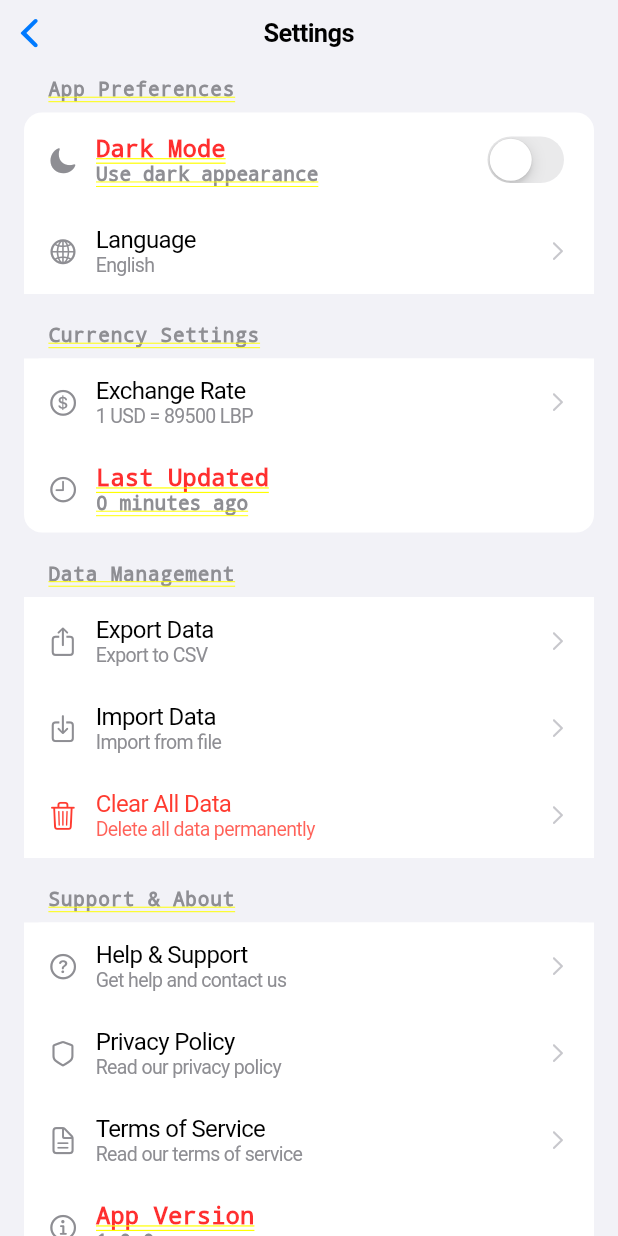
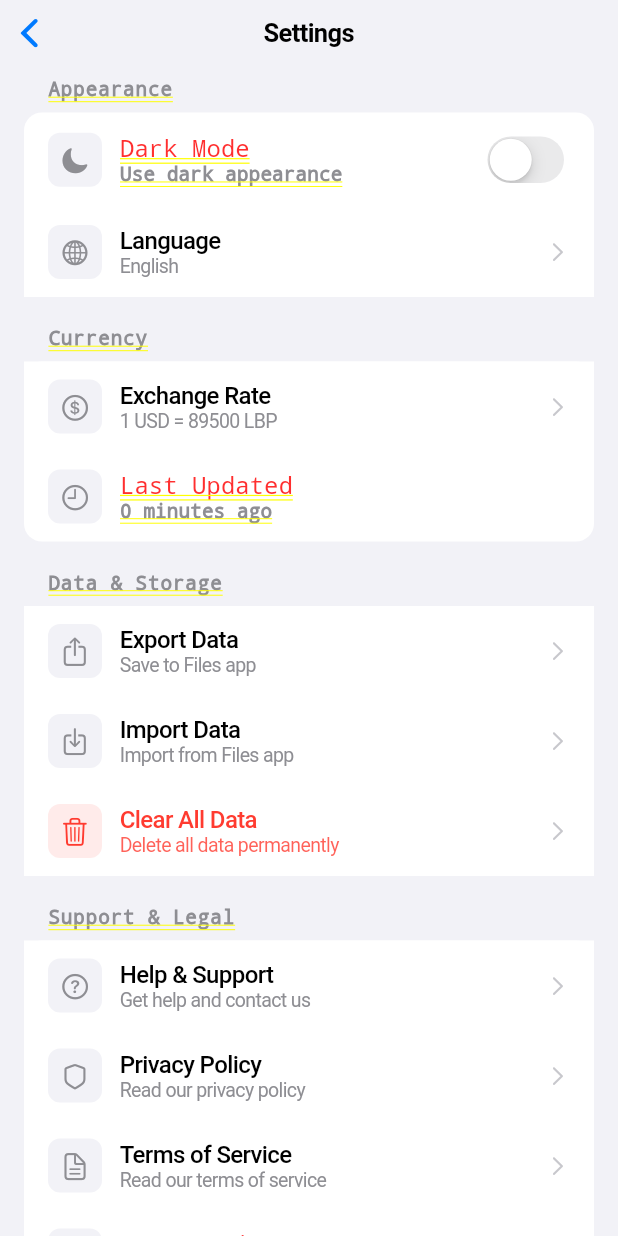
Before and after one commit to johnychnouda/Bechaalany-Debt, a Flutter app: the SettingsScreen screen opened directly, on a phone screen of 412 x 824 dp. Run offline on Flutter 3.47's test engine with Material 3 defaults, Android fonts, the phone set to English and light mode, and no system bars; our stand-ins replace connectivity_plus, flutter_local_notifications, flutter_svg, hive, hive_flutter, pdf and 2 more; accounts and stored records are empty; generated files the repository leaves out were written again.

Commit message:
feat: redesign settings screen with modern iOS 18.5 design patterns - Replace icon-only design with colored icon containers - Add rounded backgrounds for better visual hierarchy - Improve typography with proper font weights - Update section titles to be more concise - Enhance iOS Files app integration messaging - Fix deprecated CupertinoSwitch properties - Remove unused imports and variables

```diff
--- a/lib/screens/settings_screen.dart
+++ b/lib/screens/settings_screen.dart
@@ -4,7 +4,7 @@ import 'package:provider/provider.dart';
 import '../constants/app_colors.dart';
 import '../services/data_service.dart';
 import '../services/localization_service.dart';
-import '../utils/logo_utils.dart';
+
 import '../providers/app_state.dart';
 import '../l10n/app_localizations.dart';
 import '../models/currency_settings.dart';
@@ -28,7 +28,6 @@ class _SettingsScreenState extends State<SettingsScreen> {
 
   @override
   Widget build(BuildContext context) {
-    final isDarkMode = Theme.of(context).brightness == Brightness.dark;
     final l10n = AppLocalizations.of(context);
 
     return CupertinoPageScaffold(
@@ -43,9 +42,9 @@ class _SettingsScreenState extends State<SettingsScreen> {
           children: [
             const SizedBox(height: 8),
 
-            // App Preferences
+            // App Appearance
             _buildSection(
-              'App Preferences',
+              'Appearance',
               [
                 _buildSwitchRow(
                   'Dark Mode',
@@ -67,7 +66,7 @@ class _SettingsScreenState extends State<SettingsScreen> {
 
             // Currency Settings
             _buildSection(
-              'Currency Settings',
+              'Currency',
               [
                 Consumer<AppState>(
                   builder: (context, appState, child) {
@@ -116,19 +115,19 @@ class _SettingsScreenState extends State<SettingsScreen> {
 
             const SizedBox(height: 20),
 
-            // Data Management
+            // Data & Storage
             _buildSection(
-              'Data Management',
+              'Data & Storage',
               [
                 _buildNavigationRow(
                   'Export Data',
-                  'Export to CSV',
+                  'Save to Files app',
                   CupertinoIcons.square_arrow_up,
                   () => _showExportDialog(),
                 ),
                 _buildNavigationRow(
                   'Import Data',
-                  'Import from file',
+                  'Import from Files app',
                   CupertinoIcons.square_arrow_down,
                   () => _showImportDialog(),
                 ),
@@ -144,9 +143,9 @@ class _SettingsScreenState extends State<SettingsScreen> {
 
             const SizedBox(height: 20),
 
-            // Support & About
+            // Support & Legal
             _buildSection(
-              'Support & About',
+              'Support & Legal',
               [
                 _buildNavigationRow(
                   'Help & Support',
@@ -218,10 +217,17 @@ class _SettingsScreenState extends State<SettingsScreen> {
       padding: const EdgeInsets.symmetric(horizontal: 16, vertical: 12),
       child: Row(
         children: [
-          Icon(
+          Container(
+            padding: const EdgeInsets.all(8),
+            decoration: BoxDecoration(
+              color: CupertinoColors.systemGrey6,
+              borderRadius: BorderRadius.circular(8),
+            ),
+            child: Icon(
               icon,
               size: 20,
               color: CupertinoColors.systemGrey,
+            ),
           ),
           const SizedBox(width: 12),
           Expanded(
@@ -232,6 +238,7 @@ class _SettingsScreenState extends State<SettingsScreen> {
                   title,
                   style: const TextStyle(
                     fontSize: 16,
+                    fontWeight: FontWeight.w500,
                   ),
                 ),
                 if (subtitle.isNotEmpty)
@@ -248,7 +255,7 @@ class _SettingsScreenState extends State<SettingsScreen> {
           CupertinoSwitch(
             value: value,
             onChanged: onChanged,
-            activeColor: AppColors.primary,
+            activeTrackColor: AppColors.primary,
           ),
         ],
       ),
@@ -265,10 +272,17 @@ class _SettingsScreenState extends State<SettingsScreen> {
         padding: const EdgeInsets.symmetric(horizontal: 16, vertical: 12),
         child: Row(
           children: [
-              Icon(
+            Container(
+              padding: const EdgeInsets.all(8),
+              decoration: BoxDecoration(
+                color: CupertinoColors.systemGrey6,
+                borderRadius: BorderRadius.circular(8),
+              ),
+              child: Icon(
                 icon,
                 size: 20,
                 color: CupertinoColors.systemGrey,
+              ),
             ),
             const SizedBox(width: 12),
             Expanded(
@@ -279,6 +293,7 @@ class _SettingsScreenState extends State<SettingsScreen> {
                     title,
                     style: const TextStyle(
                       fontSize: 16,
+                      fontWeight: FontWeight.w500,
                       color: CupertinoColors.label,
                     ),
                   ),
@@ -314,10 +329,17 @@ class _SettingsScreenState extends State<SettingsScreen> {
         padding: const EdgeInsets.symmetric(horizontal: 16, vertical: 12),
         child: Row(
           children: [
-              Icon(
+            Container(
+              padding: const EdgeInsets.all(8),
+              decoration: BoxDecoration(
+                color: isDestructive ? CupertinoColors.destructiveRed.withOpacity(0.1) : CupertinoColors.systemGrey6,
+                borderRadius: BorderRadius.circular(8),
+              ),
+              child: Icon(
                 icon,
                 size: 20,
                 color: isDestructive ? CupertinoColors.destructiveRed : CupertinoColors.systemGrey,
+              ),
             ),
             const SizedBox(width: 12),
             Expanded(
@@ -328,6 +350,7 @@ class _SettingsScreenState extends State<SettingsScreen> {
                     title,
                     style: TextStyle(
                       fontSize: 16,
+                      fontWeight: FontWeight.w500,
                       color: isDestructive ? CupertinoColors.destructiveRed : CupertinoColors.label,
                     ),
                   ),
@@ -358,10 +381,17 @@ class _SettingsScreenState extends State<SettingsScreen> {
       padding: const EdgeInsets.symmetric(horizontal: 16, vertical: 12),
       child: Row(
         children: [
-          Icon(
+          Container(
+            padding: const EdgeInsets.all(8),
+            decoration: BoxDecoration(
+              color: CupertinoColors.systemGrey6,
+              borderRadius: BorderRadius.circular(8),
+            ),
+            child: Icon(
               icon,
               size: 20,
               color: CupertinoColors.systemGrey,
+            ),
           ),
           const SizedBox(width: 12),
           Expanded(
@@ -372,6 +402,7 @@ class _SettingsScreenState extends State<SettingsScreen> {
                   title,
                   style: const TextStyle(
                     fontSize: 16,
+                    fontWeight: FontWeight.w500,
                   ),
                 ),
                 if (subtitle.isNotEmpty)
@@ -511,7 +542,7 @@ class _SettingsScreenState extends State<SettingsScreen> {
       context: context,
       builder: (context) => CupertinoAlertDialog(
         title: const Text('Export Data'),
-        content: const Text('Export all data to CSV format?'),
+        content: const Text('Export all data to CSV format and save to Files app?'),
         actions: [
           CupertinoDialogAction(
             onPressed: () => Navigator.pop(context),
@@ -532,7 +563,7 @@ class _SettingsScreenState extends State<SettingsScreen> {
   void _performExport() {
     ScaffoldMessenger.of(context).showSnackBar(
       const SnackBar(
-        content: Text('Exporting data to CSV...'),
+        content: Text('Exporting data to Files app...'),
         backgroundColor: AppColors.primary,
       ),
     );
@@ -554,7 +585,7 @@ class _SettingsScreenState extends State<SettingsScreen> {
       context: context,
       builder: (context) => CupertinoAlertDialog(
         title: const Text('Import Data'),
-        content: const Text('Select a CSV file to import data from.'),
+        content: const Text('Select a CSV file from Files app to import data.'),
         actions: [
           CupertinoDialogAction(
             onPressed: () => Navigator.pop(context),
@@ -575,7 +606,7 @@ class _SettingsScreenState extends State<SettingsScreen> {
   void _performImport() {
     ScaffoldMessenger.of(context).showSnackBar(
       const SnackBar(
-        content: Text('Importing data...'),
+        content: Text('Importing data from Files app...'),
         backgroundColor: AppColors.primary,
       ),
     );
```
Lines whose indentation alone changed are shown as unchanged.
